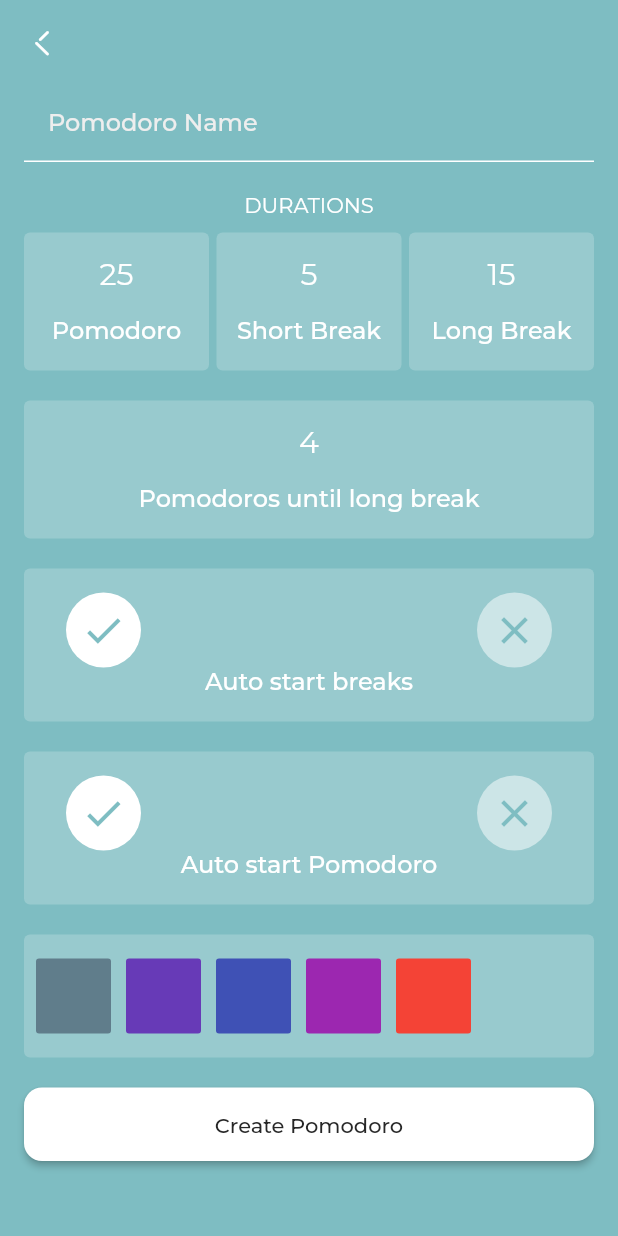
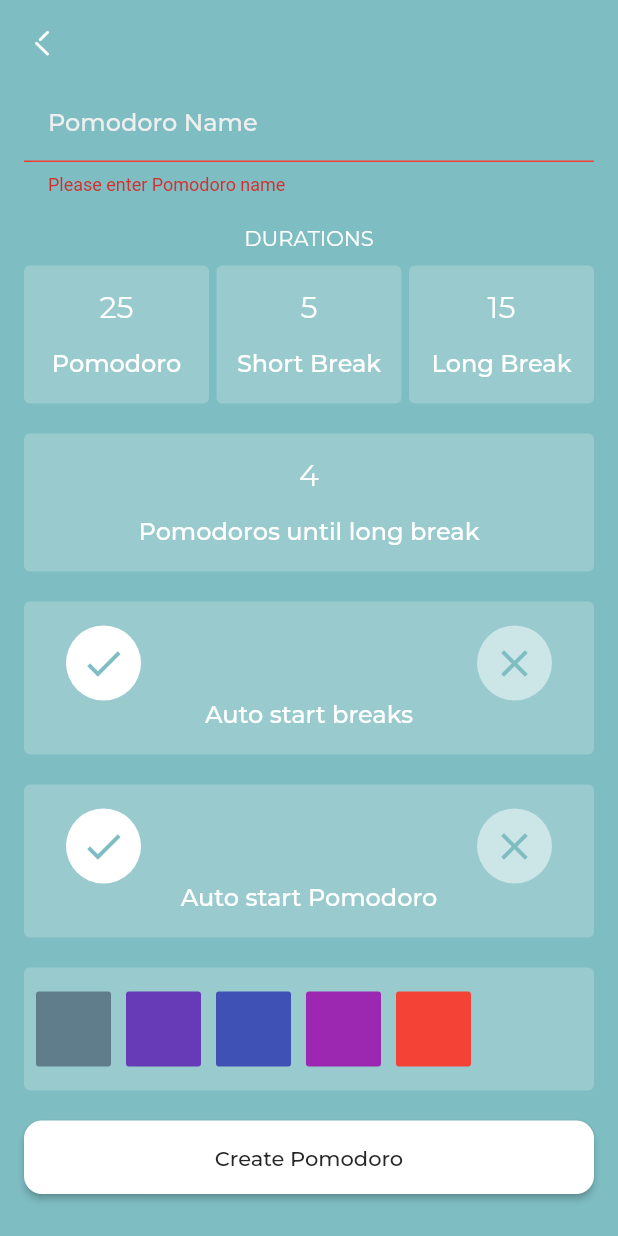
Before and after one commit to FadyShehataa/pomodoro_app, a Flutter app: the CreatePomodoroView screen opened directly, after a tap on "Create Pomodoro", on a phone screen of 412 x 824 dp. Run offline on Flutter 3.47's test engine with Material 2 defaults, Android fonts, the phone set to English and light mode, and no system bars; our stand-ins replace device_preview, equatable, flutter_bloc, google_fonts, hive, hive_flutter; accounts and stored records are empty.

Commit message:
create add pomodoro method in cubit

```diff
--- a/lib/Core/utils/constants.dart
+++ b/lib/Core/utils/constants.dart
@@ -1,7 +1,8 @@
-
 import 'package:flutter/material.dart';
 
 const double defaultRadius = 12.0;
+
+const kPomodoroBox = 'pomodoroBox';
 
 List<Color> kColors = [
   Colors.blueGrey,
--- a/lib/Core/widgets/custom_text_form_field.dart
+++ b/lib/Core/widgets/custom_text_form_field.dart
@@ -4,13 +4,13 @@ import '../../../../../Core/utils/my_colors.dart';
 import '../../../../../Core/utils/styles.dart';
 
 class CustomTextFormField extends StatelessWidget {
-  const CustomTextFormField({super.key, this.controller});
+  const CustomTextFormField({super.key, required this.controller});
 
-  final TextEditingController? controller;
+  final TextEditingController controller;
 
   @override
   Widget build(BuildContext context) {
-    return TextFormField( // TODO: key
+    return TextFormField(
       controller: controller,
       keyboardType: TextInputType.text,
       decoration: InputDecoration(
--- a/lib/Feature/Home/presentation/manager/create_pomodoro_cubit/create_pomodoro_cubit.dart
+++ b/lib/Feature/Home/presentation/manager/create_pomodoro_cubit/create_pomodoro_cubit.dart
@@ -1,5 +1,8 @@
 import 'package:equatable/equatable.dart';
 import 'package:flutter_bloc/flutter_bloc.dart';
+import 'package:hive_flutter/hive_flutter.dart';
+import 'package:pomodoro_master_app/Core/utils/constants.dart';
+import 'package:pomodoro_master_app/Feature/Home/data/models/pomodoro_model.dart';
 
 part 'create_pomodoro_state.dart';
 
@@ -17,4 +20,15 @@ class CreatePomodoroCubit extends Cubit<CreatePomodoroState> {
     emit(CreatePomodoroChangLoading());
     emit(CreatePomodoroChangSuccess());
   }
+
+  addPomodoro(PomodoroModel pomodoroModel) async {
+    emit(AddPomodoroLoading());
+    try {
+      Box<PomodoroModel> pomodorosBox = Hive.box<PomodoroModel>(kPomodoroBox);
+      await pomodorosBox.add(pomodoroModel);
+      emit(AddPomodoroSuccess());
+    } on Exception catch (e) {
+      emit(AddPomodoroFailure(message: e.toString()));
+    }
+  }
 }
--- a/lib/Feature/Home/presentation/manager/create_pomodoro_cubit/create_pomodoro_state.dart
+++ b/lib/Feature/Home/presentation/manager/create_pomodoro_cubit/create_pomodoro_state.dart
@@ -12,3 +12,13 @@ final class CreatePomodoroInitial extends CreatePomodoroState {}
 final class CreatePomodoroChangLoading extends CreatePomodoroState {}
 
 final class CreatePomodoroChangSuccess extends CreatePomodoroState {}
+
+final class AddPomodoroLoading extends CreatePomodoroState {}
+
+final class AddPomodoroSuccess extends CreatePomodoroState {}
+
+final class AddPomodoroFailure extends CreatePomodoroState {
+  final String message;
+
+  const AddPomodoroFailure({required this.message});
+}
--- a/lib/Feature/Home/presentation/views/widgets/create_pomodoro_footer.dart
+++ b/lib/Feature/Home/presentation/views/widgets/create_pomodoro_footer.dart
@@ -1,13 +1,21 @@
 import 'package:flutter/material.dart';
+import 'package:flutter_bloc/flutter_bloc.dart';
+import 'package:pomodoro_master_app/Feature/Home/data/models/pomodoro_model.dart';
 
 import '../../../../../Core/utils/constants.dart';
 import '../../../../../Core/utils/my_colors.dart';
 import '../../../../../Core/utils/styles.dart';
+import '../../manager/create_pomodoro_cubit/create_pomodoro_cubit.dart';
 
 class CreatePomodoroFooter extends StatelessWidget {
   const CreatePomodoroFooter({
     super.key,
+    required this.formKey,
+    required this.controller,
   });
+
+  final GlobalKey<FormState> formKey;
+  final TextEditingController controller;
 
   @override
   Widget build(BuildContext context) {
@@ -23,7 +31,37 @@ class CreatePomodoroFooter extends StatelessWidget {
               backgroundColor: MyColors.myWhite,
             ),
             onPressed: () {
-              // TODO : create pomodoro
+              if (formKey.currentState!.validate()) {
+                // PomodoroModel pomodoroModel = PomodoroModel(
+                //   title: controller.text,
+                //   pomodoroTime: BlocProvider.of<CreatePomodoroCubit>(context)
+                //       .pomodoroTime,
+                //   shortBreakTime: BlocProvider.of<CreatePomodoroCubit>(context)
+                //       .shortBreakTime,
+                //   longBreakTime: BlocProvider.of<CreatePomodoroCubit>(context)
+                //       .longBreakTime,
+                //   // pomodorosUntilLongBreak: BlocProvider.of<CreatePomodoroCubit>(context).pomodorosUntilLongBreak,
+                //   autoStartBreaks: true,
+                //   autoStartPomodoro: true,
+                //   color: MyColors.myBabyBlue.value,
+                // );
+
+                // BlocProvider.of<CreatePomodoroCubit>(context).addPomodoro(pomodoroModel);
+
+                // print pomodoro model info
+                print('Pomodoro name: ${controller.text}');
+                print(
+                    'Pomodoro time: ${BlocProvider.of<CreatePomodoroCubit>(context).pomodoroTime}');
+                print(
+                    'Short break time: ${BlocProvider.of<CreatePomodoroCubit>(context).shortBreakTime}');
+                print(
+                    'Long break time: ${BlocProvider.of<CreatePomodoroCubit>(context).longBreakTime}');
+                print(
+                    'pomodoros until Long break time: ${BlocProvider.of<CreatePomodoroCubit>(context).pomodorosUntilLongBreak}');
+                // print('Auto start breaks: ${BlocProvider.of<CreatePomodoroCubit>(context).autoStartBreaks}');
+                // print('Auto start pomodoro: ${BlocProvider.of<CreatePomodoroCubit>(context).autoStartPomodoro}');
+                // print('Pomodoro color: ${BlocProvider.of<CreatePomodoroCubit>(context).pomodoroColor}');
+              }
             },
             child: Text(
               'Create Pomodoro',
--- a/lib/Feature/Home/presentation/views/widgets/create_pomodoro_view_body.dart
+++ b/lib/Feature/Home/presentation/views/widgets/create_pomodoro_view_body.dart
@@ -13,20 +13,32 @@ class CreatePomodoroViewBody extends StatelessWidget {
 
   @override
   Widget build(BuildContext context) {
+    final TextEditingController pomodoroNameController =
+        TextEditingController();
+    final GlobalKey<FormState> formKey = GlobalKey<FormState>();
+
     return BlocBuilder<CreatePomodoroCubit, CreatePomodoroState>(
       builder: (context, state) {
-        return const SingleChildScrollView(
+        return SingleChildScrollView(
           child: Padding(
-            padding: EdgeInsets.symmetric(horizontal: 16),
+            padding: const EdgeInsets.symmetric(horizontal: 16),
             child: Column(
               children: [
-                CustomTextFormField(),
-                SizedBox(height: 20),
-                PomodoroTimes(),
-                AutoStartWidget(title: 'Auto start breaks'),
-                AutoStartWidget(title: 'Auto start Pomodoro'),
-                CreatePomodoroColors(),
-                CreatePomodoroFooter(),
+                Form(
+                  key: formKey,
+                  child: CustomTextFormField(
+                    controller: pomodoroNameController,
+                  ),
+                ),
+                const SizedBox(height: 20),
+                const PomodoroTimes(),
+                const AutoStartWidget(title: 'Auto start breaks'),
+                const AutoStartWidget(title: 'Auto start Pomodoro'),
+                const CreatePomodoroColors(),
+                CreatePomodoroFooter(
+                  formKey: formKey,
+                  controller: pomodoroNameController,
+                ),
               ],
             ),
           ),
--- a/lib/main.dart
+++ b/lib/main.dart
@@ -1,14 +1,20 @@
 import 'package:device_preview/device_preview.dart';
 import 'package:flutter/material.dart';
 import 'package:flutter_bloc/flutter_bloc.dart';
+import 'package:pomodoro_master_app/Core/utils/constants.dart';
 import 'package:pomodoro_master_app/Feature/Home/presentation/manager/create_pomodoro_cubit/create_pomodoro_cubit.dart';
 import 'package:pomodoro_master_app/simple_bloc_observer.dart';
 
 import 'Core/utils/my_colors.dart';
+import 'Feature/Home/data/models/pomodoro_model.dart';
 import 'Feature/Home/presentation/manager/theme_cubit/theme_cubit.dart';
 import 'Feature/Home/presentation/views/home_view.dart';
+import 'package:hive_flutter/hive_flutter.dart';
 
 void main() async {
+  await Hive.initFlutter();
+  Hive.registerAdapter(PomodoroModelAdapter());
+  await Hive.openBox<PomodoroModel>(kPomodoroBox);
   Bloc.observer = SimpleBlocObserver();
   runApp(
     DevicePreview(
```
